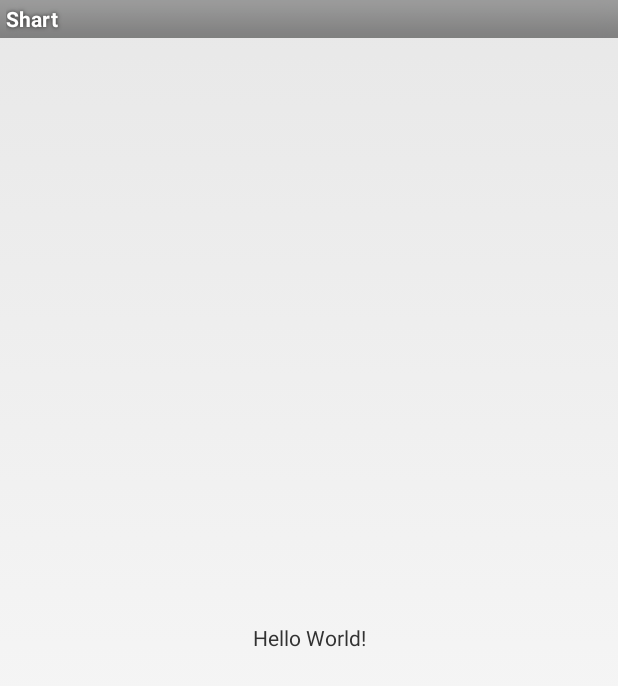
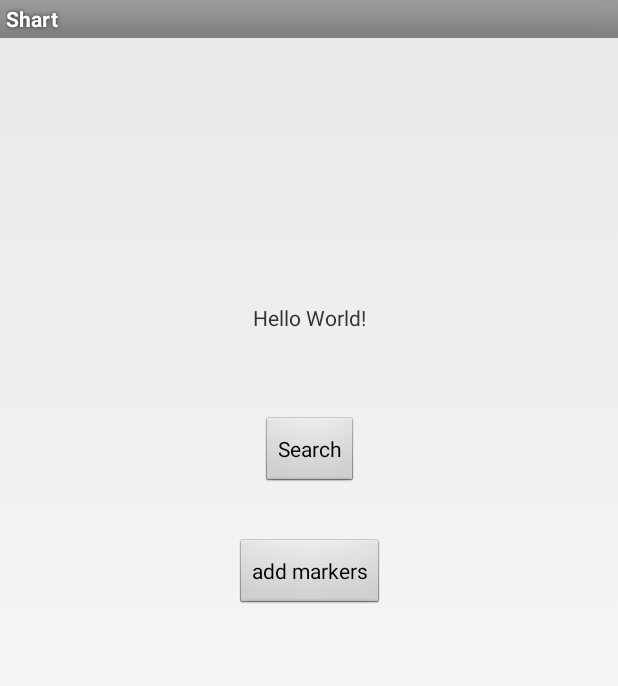
Before and after one commit to catwithin/shart, an Android app: the layout activity_main.xml on its own in the app's theme, with its tools: preview values and no code run, on a phone screen of 412 x 824 dp. Shown: the top 686 px of the screen. Run offline under Robolectric (Android 15) with nearby library versions, the phone set to English and light mode, and no system bars.

Commit message:
run search and add activities from the main screen

```diff
--- a/app/src/main/java/com/gamesofni/shart/MainActivity.java
+++ b/app/src/main/java/com/gamesofni/shart/MainActivity.java
@@ -2,6 +2,7 @@ package com.gamesofni.shart;
 
 import androidx.appcompat.app.AppCompatActivity;
 
+import android.content.Intent;
 import android.os.Bundle;
 import android.widget.TextView;
 
@@ -27,6 +28,17 @@ public class MainActivity extends AppCompatActivity {
         // Example of a call to a native method
         TextView tv = binding.sampleText;
         tv.setText(stringFromJNI());
+
+        binding.searchActivity.setOnClickListener(v -> {
+            Intent intent = new Intent(v.getContext(), AugmentedImageActivity.class);
+            v.getContext().startActivity(intent);
+        });
+
+        binding.addActivity.setOnClickListener(v -> {
+            Intent intent = new Intent(v.getContext(), AugmentedImageActivity.class);
+            v.getContext().startActivity(intent);
+        });
+
     }
 
     /**
--- a/app/src/main/res/layout/activity_main.xml
+++ b/app/src/main/res/layout/activity_main.xml
@@ -14,7 +14,28 @@
         app:layout_constraintBottom_toBottomOf="parent"
         app:layout_constraintLeft_toLeftOf="parent"
         app:layout_constraintRight_toRightOf="parent"
-        app:layout_constraintTop_toTopOf="parent" />
+        app:layout_constraintTop_toTopOf="parent"
+        app:layout_constraintVertical_bias="0.227" />
+
+    <Button
+        android:text="Search"
+        android:layout_width="wrap_content"
+        android:layout_height="wrap_content"
+        android:id="@+id/searchActivity"
+        app:layout_constraintStart_toStartOf="parent"
+        android:layout_marginTop="56dp"
+        app:layout_constraintTop_toBottomOf="@+id/sample_text"
+        app:layout_constraintEnd_toEndOf="parent" />
+
+    <Button
+        android:text="add markers"
+        android:layout_width="wrap_content"
+        android:layout_height="wrap_content"
+        android:id="@+id/add_activity"
+        app:layout_constraintStart_toStartOf="parent"
+        android:layout_marginTop="33dp"
+        app:layout_constraintTop_toBottomOf="@+id/searchActivity"
+        app:layout_constraintEnd_toEndOf="parent" />
 
 
 </androidx.constraintlayout.widget.ConstraintLayout>
```
